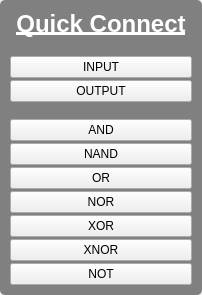
Before: the Qt Designer form nodequickcreatemenu.ui in University-of-Utah-CS3505/a9-edu-app-MAUIFanClub, drawn with Qt 5.
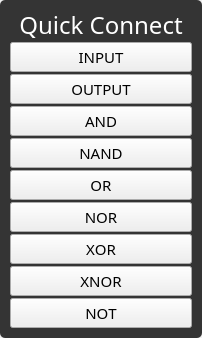
After: the same form once the commit is applied.

Patch:
```diff
--- a/nodequickcreatemenu.ui
+++ b/nodequickcreatemenu.ui
@@ -44,7 +44,7 @@
     <widget class="QWidget" name="ItemsHolder" native="true">
      <property name="styleSheet">
       <string notr="true">QWidget#ItemsHolder {
-background-color:gray;
+background-color: rgb(52, 52, 52);
 border-radius:5px;}</string>
      </property>
      <layout class="QVBoxLayout" name="verticalLayout">
@@ -73,9 +73,10 @@
         </property>
         <property name="font">
          <font>
+          <family>OCR A Extended</family>
           <pointsize>18</pointsize>
-          <bold>true</bold>
-          <underline>true</underline>
+          <bold>false</bold>
+          <underline>false</underline>
           <kerning>false</kerning>
          </font>
         </property>
@@ -113,6 +114,8 @@
         </property>
         <property name="font">
          <font>
+          <family>OCR A Extended</family>
+          <pointsize>11</pointsize>
           <kerning>false</kerning>
          </font>
         </property>
@@ -131,6 +134,8 @@
         </property>
         <property name="font">
          <font>
+          <family>OCR A Extended</family>
+          <pointsize>11</pointsize>
           <kerning>false</kerning>
          </font>
         </property>
@@ -162,6 +167,8 @@
         </property>
         <property name="font">
          <font>
+          <family>OCR A Extended</family>
+          <pointsize>11</pointsize>
           <kerning>false</kerning>
          </font>
         </property>
@@ -180,6 +187,8 @@
         </property>
         <property name="font">
          <font>
+          <family>OCR A Extended</family>
+          <pointsize>11</pointsize>
           <kerning>false</kerning>
          </font>
         </property>
@@ -198,6 +207,8 @@
         </property>
         <property name="font">
          <font>
+          <family>OCR A Extended</family>
+          <pointsize>11</pointsize>
           <kerning>false</kerning>
          </font>
         </property>
@@ -216,6 +227,8 @@
         </property>
         <property name="font">
          <font>
+          <family>OCR A Extended</family>
+          <pointsize>11</pointsize>
           <kerning>false</kerning>
          </font>
         </property>
@@ -234,6 +247,8 @@
         </property>
         <property name="font">
          <font>
+          <family>OCR A Extended</family>
+          <pointsize>11</pointsize>
           <kerning>false</kerning>
          </font>
         </property>
@@ -252,6 +267,8 @@
         </property>
         <property name="font">
          <font>
+          <family>OCR A Extended</family>
+          <pointsize>11</pointsize>
           <kerning>false</kerning>
          </font>
         </property>
@@ -270,6 +287,8 @@
         </property>
         <property name="font">
          <font>
+          <family>OCR A Extended</family>
+          <pointsize>11</pointsize>
           <kerning>false</kerning>
          </font>
         </property>
```
